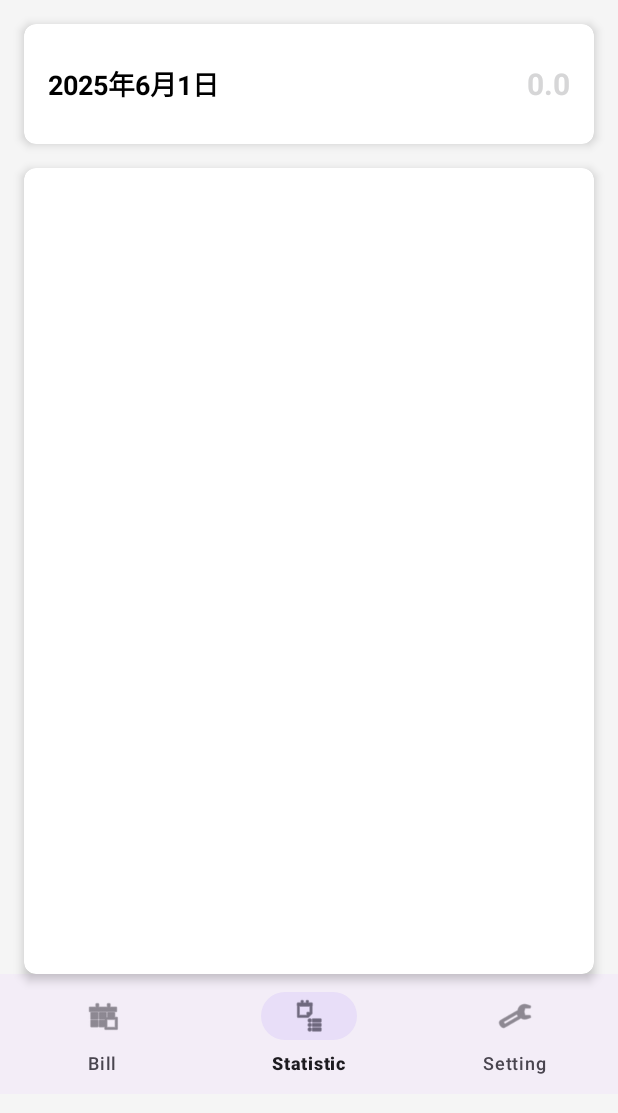
After one commit to JerryHuang0424/killbill, an Android app: the dailyActivity screen opened directly, with no data from a screen before it, on a phone screen of 412 x 824 dp. The commit adds this screen. Shown: the top 1113 px of the screen. Run offline under Robolectric (Android 15) with nearby library versions, the phone set to English and light mode, and no system bars; our stand-ins replace Timber; libraries missing offline, so code that uses them is left out: com.permissionx.guolindev; 1 statement that could not run was skipped.

Commit message:
增加了一个activity，用于记录每日的账单，包含两个类似的方法，筛选当日的账单，账单的布局自由伸缩，存在的问题：启动daily_status会莫名其妙启动statistic，可以把目前所有的activity改成fragment，新增一个activity用来切换。

```diff
--- a/app/src/main/AndroidManifest.xml
+++ b/app/src/main/AndroidManifest.xml
@@ -36,8 +36,12 @@
         </activity>
         <activity android:name=".activity.statisticActivity"
             android:exported="true">
+        </activity>
+        <activity
+            android:name="org.wit.killbill.activity.dailyActivity"
+            android:exported="true">
+        </activity>
 
-        </activity>
         <!--通知监听服务-->
         <service
             android:name=".notifyServer.NotifyService"
--- a/app/src/main/java/org/wit/killbill/activity/NotifyListActivity.kt
+++ b/app/src/main/java/org/wit/killbill/activity/NotifyListActivity.kt
@@ -41,8 +41,6 @@ class NotifyListActivity : AppCompatActivity(), NotifyAdapterListener{
         private const val REQUEST_CODE = 9527
     }
 
-
-
     @RequiresApi(Build.VERSION_CODES.O)
     override fun onCreate(savedInstanceState: Bundle?) {
         super.onCreate(savedInstanceState)
@@ -52,30 +50,6 @@ class NotifyListActivity : AppCompatActivity(), NotifyAdapterListener{
         setSupportActionBar(binding.toolbar)
 
         app = application as MainApp
-
-        //设置特定的时间，筛选全部账单中符合时间规定
-        val tempList = app.notifyNotifyModels.findAll()
-        //把时间设置为本年本月，筛选本月创建的账单
-        // 获取当前的年份和月份
-        val calendar = Calendar.getInstance()
-        val currentYear = calendar.get(Calendar.YEAR)
-        val currentMonth = calendar.get(Calendar.MONTH) + 1  // Calendar.MONTH 返回 0-11
-
-        val currentYearMonthList = mutableListOf<NotifyModel>()
-
-        for (notifyModel in tempList) {
-            // 假设 notifyModel.time 是 "yyyy-MM" 格式（例如 "2023-09"）
-            val dateParts = notifyModel.time.split("-")
-            if (dateParts.size >= 2) {
-                val modelYear = dateParts[0].toInt()
-                val modelMonth = dateParts[1].toInt()
-
-                // 检查年份和月份是否都匹配
-                if (modelYear == currentYear && modelMonth == currentMonth) {
-                    currentYearMonthList.add(notifyModel)
-                }
-            }
-        }
 
         val bottomNav = findViewById<BottomNavigationView?>(R.id.bottom_navigation)
         bottomNav.setOnNavigationItemSelectedListener(navListener)
@@ -91,29 +65,13 @@ class NotifyListActivity : AppCompatActivity(), NotifyAdapterListener{
         //每秒执行一次界面刷新
         startAutoRefresh()
 
-
-        if (Build.VERSION.SDK_INT >= Build.VERSION_CODES.TIRAMISU
-            && !PermissionX.isGranted(this, android.Manifest.permission.POST_NOTIFICATIONS)) {
-            PermissionX.init(this)
-                .permissions(android.Manifest.permission.POST_NOTIFICATIONS)
-                .request { allGranted, _, _ ->
-                if (allGranted) {
-                    val intent = Intent(this, BackGroundService::class.java)
-                    startForegroundService(intent)
-                }
-            }
-        } else {
-            val intent = Intent(this, BackGroundService::class.java)
-            startForegroundService(intent)
-        }
-
     }
 
     private val navListener = BottomNavigationView.OnNavigationItemSelectedListener { item ->
         val targetActivity = when (item.itemId) {
             R.id.navigation_today -> NotifyListActivity::class.java
             R.id.navigation_stats -> statisticActivity::class.java
-            // R.id.navigation_settings -> SettingsActivity::class.java
+//            R.id.navigation_settings -> dailyActivity::class.java
             else -> null
         }
 
--- /dev/null
+++ b/app/src/main/java/org/wit/killbill/activity/dailyActivity.kt
@@ -0,0 +1,144 @@
+package org.wit.killbill.activity
+
+import android.content.Intent
+import android.os.Build
+import android.os.Bundle
+import android.os.Handler
+import android.os.Looper
+import androidx.activity.result.contract.ActivityResultContracts
+import androidx.annotation.RequiresApi
+import androidx.appcompat.app.AppCompatActivity
+import androidx.recyclerview.widget.LinearLayoutManager
+import com.google.android.material.bottomnavigation.BottomNavigationView
+import com.permissionx.guolindev.PermissionX
+import org.wit.killbill.R
+import org.wit.killbill.adapter.NotifyAdapter
+import org.wit.killbill.adapter.NotifyAdapterListener
+import org.wit.killbill.backGroundService.BackGroundService
+import org.wit.killbill.databinding.DailyStatusBinding
+import org.wit.killbill.main.MainApp
+import org.wit.killbill.models.NotifyModel
+import java.util.Calendar
+
+class dailyActivity: AppCompatActivity(), NotifyAdapterListener {
+    lateinit var app : MainApp
+    private lateinit var binding: DailyStatusBinding
+    private var position: Int = 0
+    private val refreshHandler = Handler(Looper.getMainLooper())
+    private val refreshInterval = 1000L // 1秒 = 1000毫秒
+
+    @RequiresApi(Build.VERSION_CODES.O)
+    override fun onCreate(savedInstanceState: Bundle?) {
+        super.onCreate(savedInstanceState)
+        binding = DailyStatusBinding.inflate(layoutInflater)
+        setContentView(binding.root)
+
+        if (Build.VERSION.SDK_INT >= Build.VERSION_CODES.TIRAMISU
+            && !PermissionX.isGranted(this, android.Manifest.permission.POST_NOTIFICATIONS)) {
+            PermissionX.init(this)
+                .permissions(android.Manifest.permission.POST_NOTIFICATIONS)
+                .request { allGranted, _, _ ->
+                    if (allGranted) {
+                        val intent = Intent(this, BackGroundService::class.java)
+                        startForegroundService(intent)
+                    }
+                }
+        } else {
+            val intent = Intent(this, BackGroundService::class.java)
+            startForegroundService(intent)
+        }
+
+        app = application as MainApp
+
+        //每秒执行一次界面刷新
+        startAutoRefresh()
+
+        val bottomNav = findViewById<BottomNavigationView?>(R.id.bottom_navigation)
+        bottomNav.setOnNavigationItemSelectedListener(navListener)
+        binding.bottomNavigation.selectedItemId = R.id.navigation_stats
+
+        //设置特定的时间，筛选全部账单中符合时间规定
+        //把时间设置为本年本月，筛选本月创建的账单
+        //获取当前的年份和月份
+        val calendar = Calendar.getInstance()
+        val currentYear = calendar.get(Calendar.YEAR)
+        val currentMonth = calendar.get(Calendar.MONTH) + 1  // 月份从0开始
+        val currentDay = calendar.get(Calendar.DATE)
+
+        val currentList = mutableListOf<NotifyModel>()
+        for (notifyModel in app.notifyNotifyModels.findAll()) {
+                // 先按空格分割日期和时间部分
+                val dateTimeParts = notifyModel.time.split(" ")
+                if (dateTimeParts.isNotEmpty()) {
+                    // 只处理日期部分 (如 "2023-07-25")
+                    val dateParts = dateTimeParts[0].split("-")
+                    if (dateParts.size >= 3) {  // 确保有年、月、日三部分
+                        val modelYear = dateParts[0].toInt()
+                        val modelMonth = dateParts[1].toInt()
+                        val modelDay = dateParts[2].toInt()
+
+                        // 检查是否匹配当天
+                        if (modelYear == currentYear &&
+                            modelMonth == currentMonth &&
+                            modelDay == currentDay) {
+                            currentList.add(notifyModel)
+                        }
+                    }
+                }
+        }
+
+        binding.tvDate.text = "${currentYear}年${currentMonth}月${currentDay}日"
+
+        binding.tvTotalAmount.text = currentList.sumOf { it.amount }.toString()
+        val layoutManager = LinearLayoutManager(this)
+        binding.rvBillList.layoutManager = layoutManager
+        binding.rvBillList.adapter = NotifyAdapter(currentList, this)
+    }
+
+    private val navListener = BottomNavigationView.OnNavigationItemSelectedListener { item ->
+        val targetActivity = when (item.itemId) {
+            R.id.navigation_today -> NotifyListActivity::class.java
+            R.id.navigation_stats -> statisticActivity::class.java
+//            R.id.navigation_settings -> dailyActivity::class.java
+            else -> null
+        }
+
+        targetActivity?.let {
+            if (this::class.java != it) {  // 检查当前Activity是否已经是目标Activity
+                startActivity(Intent(this, it))
+                overridePendingTransition(android.R.anim.fade_in, android.R.anim.fade_out)
+            }
+        } ?: false
+
+        true  // 总是返回true表示处理了点击事件
+    }
+
+    private fun startAutoRefresh() {
+        refreshHandler.postDelayed(refreshRunnable, refreshInterval)
+    }
+
+    private val refreshRunnable = object : Runnable {
+        override fun run() {
+            // 获取最新数据并更新 Adapter
+            (binding.rvBillList.adapter)?.notifyItemRangeChanged(0,app.notifyNotifyModels.findAll().size)
+            // 再次延迟执行（实现循环）
+            refreshHandler.postDelayed(this, refreshInterval)
+        }
+    }
+
+    override fun onCardClick(notify: NotifyModel, pos: Int) {
+        val launchIntentCard = Intent(this, PageMainActivity::class.java)
+        launchIntentCard.putExtra("Notify_edit", notify)
+        position = pos
+        getClickResult.launch(launchIntentCard)
+    }
+
+    private val getClickResult = registerForActivityResult(ActivityResultContracts.StartActivityForResult()){
+        if(it.resultCode == RESULT_OK){
+            (binding.rvBillList.adapter)?.notifyItemRangeChanged(0,app.notifyNotifyModels.findAll().size)
+        }
+        if(it.resultCode ==99){
+            (binding.rvBillList.adapter)?.notifyItemRemoved(position)
+        }
+    }
+}
--- a/app/src/main/java/org/wit/killbill/activity/statisticActivity.kt
+++ b/app/src/main/java/org/wit/killbill/activity/statisticActivity.kt
@@ -99,7 +99,7 @@ class statisticActivity: AppCompatActivity(),NotifyAdapterListener {
         val targetActivity = when (item.itemId) {
             R.id.navigation_today -> NotifyListActivity::class.java
             R.id.navigation_stats -> statisticActivity::class.java
-            // R.id.navigation_settings -> SettingsActivity::class.java
+//            R.id.navigation_settings -> dailyActivity::class.java
             else -> null
         }
 
--- /dev/null
+++ b/app/src/main/res/layout/daily_status.xml
@@ -0,0 +1,93 @@
+<?xml version="1.0" encoding="utf-8"?>
+<LinearLayout
+    xmlns:android="http://schemas.android.com/apk/res/android"
+    xmlns:app="http://schemas.android.com/apk/res-auto"
+    android:layout_width="match_parent"
+    android:layout_height="match_parent"
+    android:orientation="vertical"
+    android:background="#F5F5F5"> <!-- 背景色可选 -->
+
+    <!-- 第一部分：顶部信息栏（日期 + 消费总额） -->
+    <androidx.cardview.widget.CardView
+        android:layout_width="match_parent"
+        android:layout_height="80dp"
+        android:layout_margin="16dp"
+        app:cardElevation="4dp"
+        app:cardCornerRadius="8dp"
+        app:cardBackgroundColor="@color/white"> <!-- 建议用白色背景 -->
+
+        <LinearLayout
+            android:layout_width="match_parent"
+            android:layout_height="match_parent"
+            android:orientation="horizontal"
+            android:gravity="center_vertical"
+            android:padding="16dp">
+
+            <!-- 左半部分：日期 -->
+            <TextView
+                android:id="@+id/tvDate"
+                android:layout_width="0dp"
+                android:layout_height="wrap_content"
+                android:layout_weight="1"
+                android:text=""
+                android:textSize="18sp"
+                android:textColor="@color/black"
+                android:textStyle="bold"/>
+
+            <!-- 右半部分：消费总额 -->
+            <TextView
+                android:id="@+id/tvTotalAmount"
+                android:layout_width="0dp"
+                android:layout_height="wrap_content"
+                android:layout_weight="1"
+                android:text=""
+                android:textSize="20sp"
+                android:textColor="@color/red"
+                android:textStyle="bold"
+                android:gravity="end"/>
+        </LinearLayout>
+    </androidx.cardview.widget.CardView>
+
+    <!-- 第二部分：账单明细列表（可滚动） -->
+    <androidx.cardview.widget.CardView
+        android:layout_width="match_parent"
+        android:layout_height="wrap_content"
+        android:layout_marginHorizontal="16dp"
+        app:cardElevation="4dp"
+        app:cardCornerRadius="8dp"
+        app:cardBackgroundColor="@color/white">
+
+        <!-- 用 LinearLayout 包裹 RecyclerView（自由伸缩） -->
+        <LinearLayout
+            android:layout_width="match_parent"
+            android:layout_height="wrap_content"
+            android:orientation="vertical"
+            android:padding="8dp">
+
+            <!-- 标题 -->
+            <TextView
+                android:layout_width="match_parent"
+                android:layout_height="wrap_content"
+                android:text=""
+                android:textSize="16sp"
+                android:textColor="@color/black"
+                android:layout_marginBottom="8dp"/>
+
+            <!-- 账单列表 -->
+            <androidx.recyclerview.widget.RecyclerView
+                android:id="@+id/rvBillList"
+                android:layout_width="match_parent"
+                android:layout_height="491dp"
+                android:scrollbars="vertical" />
+        </LinearLayout>
+    </androidx.cardview.widget.CardView>
+
+    <!-- 底部导航栏（固定在底部） -->
+    <com.google.android.material.bottomnavigation.BottomNavigationView
+        android:id="@+id/bottom_navigation"
+        android:layout_width="match_parent"
+        android:layout_height="wrap_content"
+        android:layout_gravity="bottom"
+        app:labelVisibilityMode="labeled"
+        app:menu="@menu/bottom_nav_menu" />
+</LinearLayout>
```
